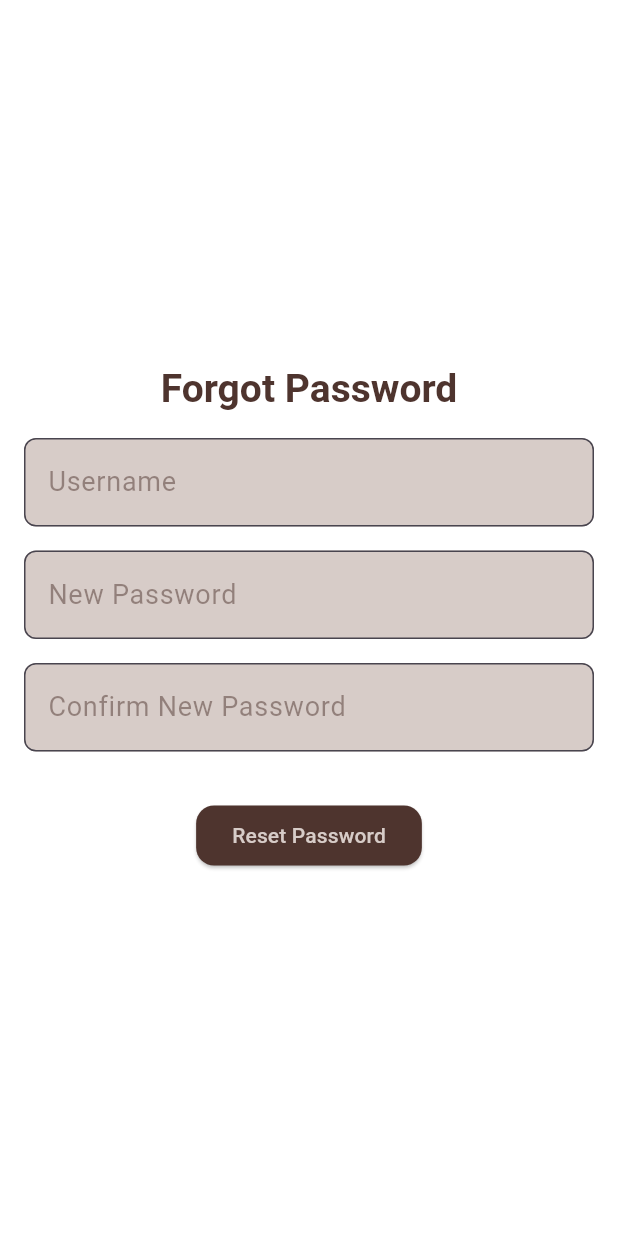
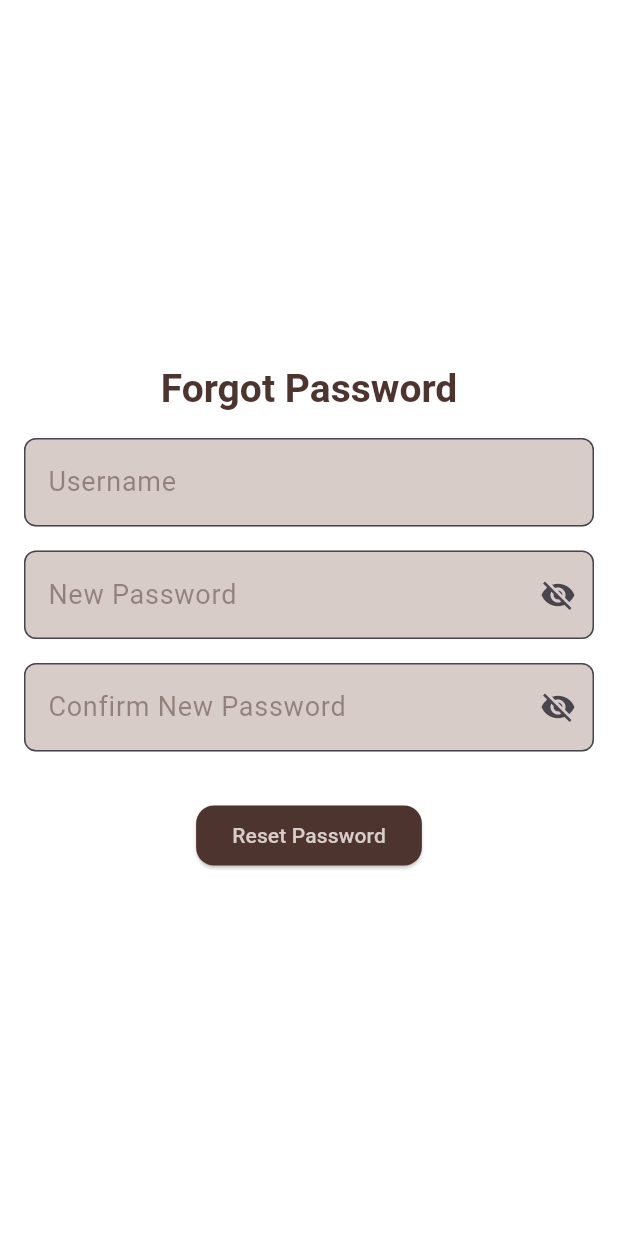
Before and after one commit to PiolaEvania/UAS_P_Mobile_2024, a Flutter app: the screen it shows after launch, after a tap on "Forgot Password?", on a phone screen of 412 x 824 dp. Run offline on Flutter 3.47's test engine with Material 3 defaults, Android fonts, the phone set to English and light mode, and no system bars; our stand-ins replace shared_preferences.

Commit message:
mengupdate halaman list, detail, login, register, forget password, change password, dan coffee state (mengubah dan menambahkan logic untuk icon password visibility dan icon theme mode)

```diff
--- a/lib/main.dart
+++ b/lib/main.dart
@@ -6,7 +6,7 @@ import 'data/datasource/coffee_remote_data_source_impl.dart';
 import 'data/repository/coffee_repository_impl.dart';
 import 'domain/usecase/get_coffees.dart';
 import 'theme.dart';
-import 'ui/screen/coffee/coffee_list.dart';
+import 'ui/screen/coffee/coffee_list_screen.dart';
 import 'ui/screen/user/change_password_screen.dart';
 import 'ui/screen/user/forgot_password_screen.dart';
 import 'ui/screen/user/login_screen.dart';
--- a/lib/ui/screen/coffee/coffee_list.dart
+++ b/lib/ui/screen/coffee/coffee_list_screen.dart
@@ -1,7 +1,7 @@
 import 'package:flutter/material.dart';
 import 'package:provider/provider.dart';
 import '../../state/coffee_state.dart';
-import 'coffee_detail.dart';
+import 'coffee_detail_screen.dart';
 
 class CoffeeListScreen extends StatefulWidget {
   @override
@@ -49,6 +49,8 @@ class _CoffeeListScreenState extends State<CoffeeListScreen> {
   @override
   Widget build(BuildContext context) {
     final coffeeState = Provider.of<CoffeeState>(context);
+    final isLightTheme = Theme.of(context).brightness == Brightness.light;
+
     return Scaffold(
       appBar: AppBar(
         title: Text('Coffee List'),
@@ -58,7 +60,7 @@ class _CoffeeListScreenState extends State<CoffeeListScreen> {
             onPressed: _toggleSortOrder,
           ),
           IconButton(
-            icon: Icon(Icons.color_lens),
+            icon: Icon(isLightTheme ? Icons.dark_mode : Icons.light_mode),
             onPressed: () => _toggleTheme(context),
           ),
         ],
--- a/lib/ui/screen/user/forgot_password_screen.dart
+++ b/lib/ui/screen/user/forgot_password_screen.dart
@@ -13,6 +13,9 @@ class _ForgotPasswordScreenState extends State<ForgotPasswordScreen> {
   final TextEditingController _newPasswordController = TextEditingController();
   final TextEditingController _confirmPasswordController = TextEditingController();
   final GlobalKey<FormState> _formKey = GlobalKey<FormState>();
+
+  bool _isNewPasswordVisible = false;
+  bool _isConfirmPasswordVisible = false;
 
   bool _isInputValid() {
     return _formKey.currentState?.validate() ?? false;
@@ -72,9 +75,19 @@ class _ForgotPasswordScreenState extends State<ForgotPasswordScreen> {
                     controller: _newPasswordController,
                     decoration: InputDecoration(
                       labelText: 'New Password',
+                      suffixIcon: IconButton(
+                        icon: Icon(
+                          _isNewPasswordVisible ? Icons.visibility : Icons.visibility_off,
+                        ),
+                        onPressed: () {
+                          setState(() {
+                            _isNewPasswordVisible = !_isNewPasswordVisible;
+                          });
+                        },
+                      ),
                     ),
                     style: TextStyle(fontWeight: FontWeight.normal),
-                    obscureText: true,
+                    obscureText: !_isNewPasswordVisible,
                     validator: (value) {
                       if (value == null || value.isEmpty) {
                         return 'New password is required';
@@ -87,9 +100,19 @@ class _ForgotPasswordScreenState extends State<ForgotPasswordScreen> {
                     controller: _confirmPasswordController,
                     decoration: InputDecoration(
                       labelText: 'Confirm New Password',
+                      suffixIcon: IconButton(
+                        icon: Icon(
+                          _isConfirmPasswordVisible ? Icons.visibility : Icons.visibility_off,
+                        ),
+                        onPressed: () {
+                          setState(() {
+                            _isConfirmPasswordVisible = !_isConfirmPasswordVisible;
+                          });
+                        },
+                      ),
                     ),
                     style: TextStyle(fontWeight: FontWeight.normal),
-                    obscureText: true,
+                    obscureText: !_isConfirmPasswordVisible,
                     validator: (value) {
                       if (value == null || value.isEmpty) {
                         return 'Confirm new password is required';
--- a/lib/ui/screen/user/login_screen.dart
+++ b/lib/ui/screen/user/login_screen.dart
@@ -12,6 +12,8 @@ class _LoginScreenState extends State<LoginScreen> {
   final TextEditingController _usernameController = TextEditingController();
   final TextEditingController _passwordController = TextEditingController();
   final GlobalKey<FormState> _formKey = GlobalKey<FormState>();
+
+  bool _isPasswordVisible = false;
 
   bool _isInputValid() {
     return _formKey.currentState?.validate() ?? false;
@@ -76,10 +78,20 @@ class _LoginScreenState extends State<LoginScreen> {
                     controller: _passwordController,
                     decoration: InputDecoration(
                       labelText: 'Password',
+                      suffixIcon: IconButton(
+                        icon: Icon(
+                          _isPasswordVisible ? Icons.visibility : Icons.visibility_off,
+                        ),
+                        onPressed: () {
+                          setState(() {
+                            _isPasswordVisible = !_isPasswordVisible;
+                          });
+                        },
+                      ),
                     ),
                     style: TextStyle(fontWeight: FontWeight.normal),
                     cursorColor: Color(0xFF4E342E),
-                    obscureText: true,
+                    obscureText: !_isPasswordVisible,
                     validator: (value) {
                       if (value == null || value.isEmpty) {
                         return 'Password is required';
--- a/lib/ui/state/coffee_state.dart
+++ b/lib/ui/state/coffee_state.dart
@@ -11,11 +11,14 @@ class CoffeeState with ChangeNotifier {
   bool _isAscending = true;
   ThemeData _currentTheme = lightCoffeeTheme;
 
-  CoffeeState({required this.getCoffees});
+  CoffeeState({required this.getCoffees}) {
+    _initializeTheme();
+  }
 
   List<Coffee> get coffees => _coffees;
   List<Coffee> get filteredCoffees => _filteredCoffees;
   ThemeData get currentTheme => _currentTheme;
+  bool get isAscending => _isAscending;
 
   Future<void> fetchCoffees() async {
     _coffees = await getCoffees();
@@ -48,12 +51,10 @@ class CoffeeState with ChangeNotifier {
     notifyListeners();
   }
 
-  void fetchTheme() async {
+  void _initializeTheme() async {
     SharedPreferences prefs = await SharedPreferences.getInstance();
     bool isDarkMode = prefs.getBool('isDarkMode') ?? false;
     _currentTheme = isDarkMode ? darkCoffeeTheme : lightCoffeeTheme;
     notifyListeners();
   }
-
-  bool get isAscending => _isAscending;
 }
```
Also changed, not shown: lib/ui/screen/user/change_password_screen.dart (+37 -3 lines), lib/ui/screen/user/register_screen.dart (+32 -9 lines), lib/ui/screen/coffee/coffee_detail_screen.dart (renamed from lib/ui/screen/coffee/coffee_detail.dart).
